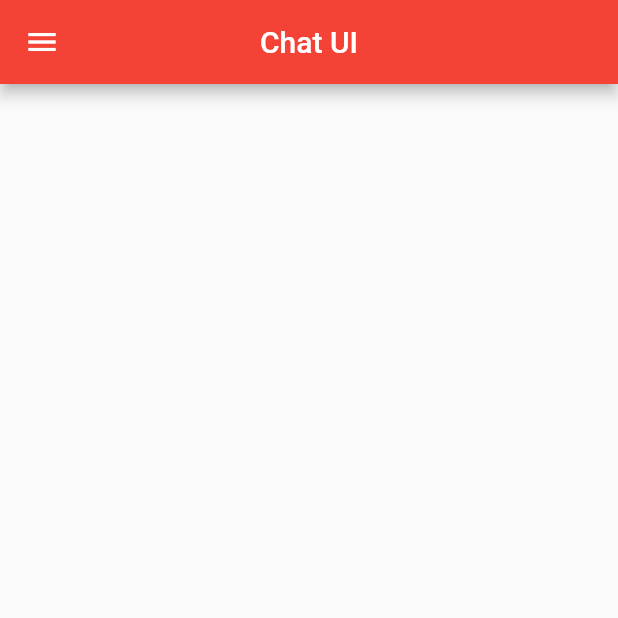
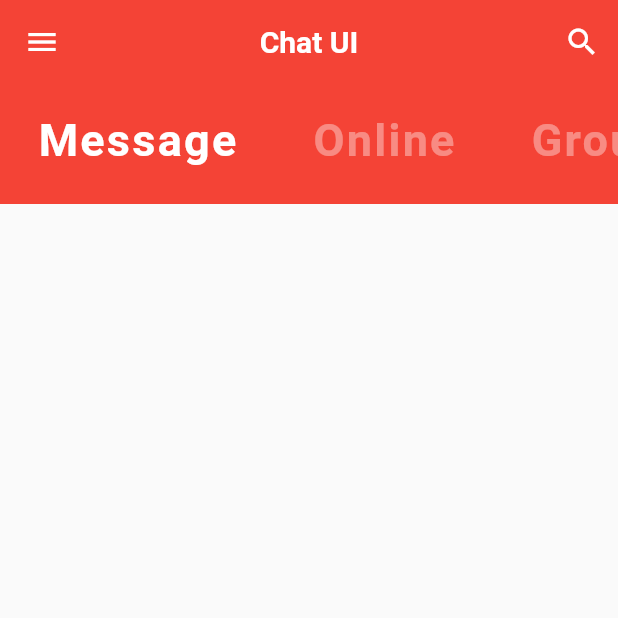
Before and after one commit to duyydang/ChatUI-Flutter, a Flutter app: the screen it shows after launch, on a phone screen of 412 x 824 dp, the top half of it. Run offline on Flutter 3.47's test engine with Material 2 defaults, Android fonts, the phone set to English and light mode, and no system bars.

Commit message:
done Category Home

```diff
--- a/lib/screens/home_screen.dart
+++ b/lib/screens/home_screen.dart
@@ -1,4 +1,7 @@
 import 'package:flutter/material.dart';
+
+import '../widgets/category_home.dart';
+
 
 class HomeScreen extends StatefulWidget {
   @override
@@ -10,11 +13,27 @@ class _HomeScreenState extends State<HomeScreen> {
   Widget build(BuildContext context) {
     return Scaffold(
       appBar: AppBar(
-        leading: Icon(Icons.menu),
         backgroundColor: Colors.red,
         centerTitle: true,
-        title: Text('Chat UI'),
+        leading: IconButton(
+          onPressed: () {},
+          icon: const Icon(Icons.menu),
+        ),
+        title: const Text(
+          'Chat UI',
+          style: TextStyle(
+            fontWeight: FontWeight.bold,
+          ),
+        ),
+        actions: [
+          IconButton(
+            onPressed: () {},
+            icon: Icon(Icons.search),
+          )
+        ],
+        elevation: 0.0,
       ),
+      body: Category(),
     );
   }
 }
--- /dev/null
+++ b/lib/widgets/category_home.dart
@@ -0,0 +1,47 @@
+import 'package:flutter/material.dart';
+
+class Category extends StatefulWidget {
+  @override
+  State<Category> createState() => _CategoryState();
+}
+
+class _CategoryState extends State<Category> {
+  List<String> categories = <String>['Message', 'Online', 'Group', 'Request'];
+  int selectIndex = 0;
+
+  @override
+  Widget build(BuildContext context) {
+    return Container(
+      height: 80,
+      color: Colors.red,
+      child: ListView.builder(
+        scrollDirection: Axis.horizontal,
+        itemCount: categories.length,
+        itemBuilder: (context, index) {
+          return GestureDetector(
+            onTap: () {
+              setState(() {
+                selectIndex = index;
+              });
+            },
+            child: Padding(
+              padding: const EdgeInsets.symmetric(
+                vertical: 20,
+                horizontal: 25,
+              ),
+              child: Text(
+                categories[index],
+                style: TextStyle(
+                  fontSize: 30,
+                  fontWeight: FontWeight.bold,
+                  color: selectIndex == index ? Colors.white : Colors.white38,
+                  letterSpacing: 1.5,
+                ),
+              ),
+            ),
+          );
+        },
+      ),
+    );
+  }
+}
```
